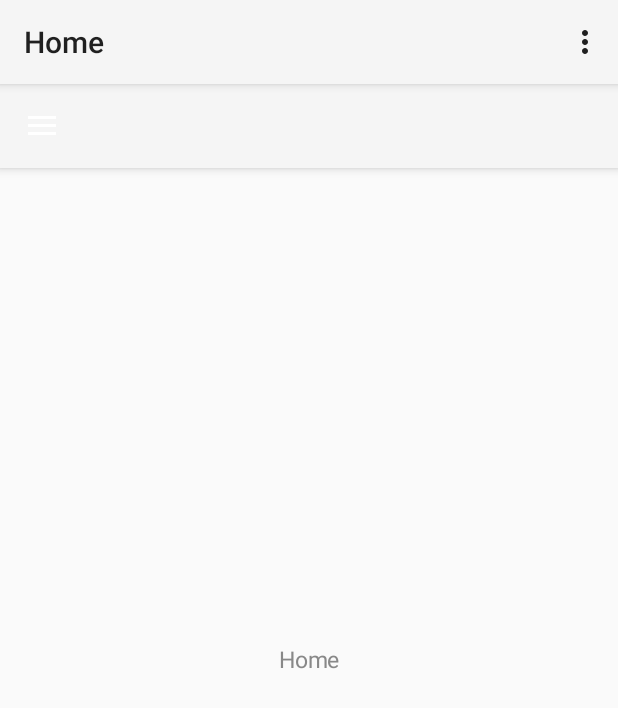
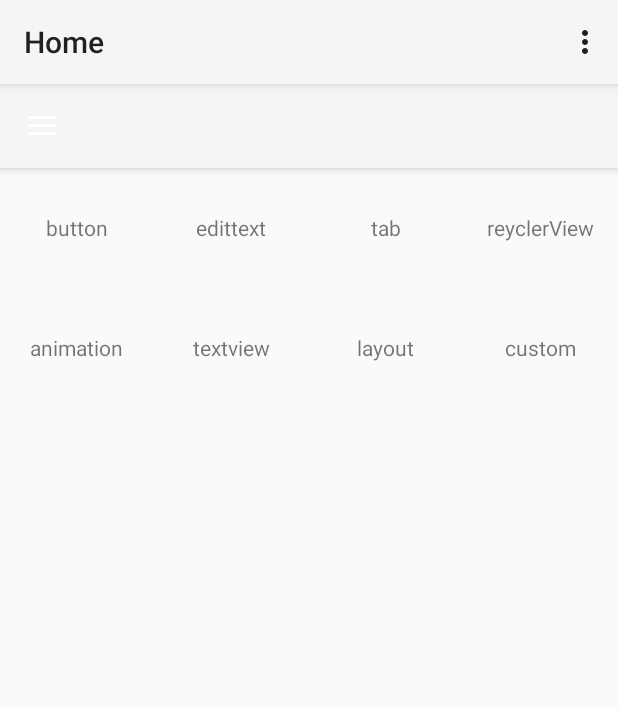
Before and after one commit to wangenyong/weytest, an Android app: the MainActivity screen opened directly, with no data from a screen before it, after a tap on "Home", on a phone screen of 412 x 824 dp. Shown: the top 708 px of the screen. Run offline under Robolectric (Android 15) with nearby library versions, the phone set to English and light mode, and no system bars; our stand-ins replace ButterKnife; 1 statement that could not run was skipped; 1 other tap on this screen came first.

Commit message:
实现基本的gridview。

```diff
--- a/app/src/main/java/com/wangenyong/weytest/MainActivity.java
+++ b/app/src/main/java/com/wangenyong/weytest/MainActivity.java
@@ -12,6 +12,9 @@ import android.support.v7.app.AppCompatActivity;
 import android.support.v7.widget.Toolbar;
 import android.view.Menu;
 import android.view.MenuItem;
+
+import com.wangenyong.weytest.fragments.MainFragment;
+import com.wangenyong.weytest.fragments.TestFragment;
 
 public class MainActivity extends AppCompatActivity {
 
@@ -92,6 +95,9 @@ public class MainActivity extends AppCompatActivity {
 
         Class fragmentClass;
         switch(menuItem.getItemId()) {
+            case R.id.nav_home:
+                fragment = MainFragment.newInstance("", "");
+                break;
             default:
                 fragment = TestFragment.newInstance(menuItem.getTitle().toString());
         }
--- /dev/null
+++ b/app/src/main/java/com/wangenyong/weytest/adapters/MainAdapter.java
@@ -0,0 +1,57 @@
+package com.wangenyong.weytest.adapters;
+
+import android.content.Context;
+import android.support.v7.widget.RecyclerView;
+import android.view.LayoutInflater;
+import android.view.View;
+import android.view.ViewGroup;
+import android.widget.TextView;
+
+import com.wangenyong.weytest.R;
+
+import java.util.List;
+
+/**
+ * Created by wangenyong on 15/7/10.
+ */
+public class MainAdapter extends RecyclerView.Adapter {
+    private Context context;
+    private List<String> stringList;
+
+    public MainAdapter(Context context, List<String> stringList) {
+        this.context = context;
+        this.stringList = stringList;
+    }
+
+    @Override
+    public RecyclerView.ViewHolder onCreateViewHolder(ViewGroup parent, int viewType) {
+        // create a new view
+        View itemLayoutView = LayoutInflater.from(parent.getContext()).inflate(R.layout.recycler_item_main, null);
+        // create ViewHolder
+        RecyclerView.ViewHolder viewHolder = new MainViewHolder(itemLayoutView);
+        return viewHolder;
+    }
+
+    @Override
+    public void onBindViewHolder(RecyclerView.ViewHolder viewHolder, int position) {
+        final String s = stringList.get(position);
+        MainViewHolder mainViewHolder = (MainViewHolder) viewHolder;
+        mainViewHolder.mainTitleTv.setText(s);
+    }
+
+    @Override
+    public int getItemCount() {
+        return stringList.size();
+    }
+
+    // inner class to hold a reference to each item of RecyclerView
+    public static class MainViewHolder extends RecyclerView.ViewHolder {
+        TextView mainTitleTv;
+
+
+        public MainViewHolder(View itemLayoutView) {
+            super(itemLayoutView);
+            mainTitleTv = (TextView) itemLayoutView.findViewById(R.id.tv_main_item);
+        }
+    }
+}
--- /dev/null
+++ b/app/src/main/java/com/wangenyong/weytest/fragments/MainFragment.java
@@ -0,0 +1,88 @@
+package com.wangenyong.weytest.fragments;
+
+
+import android.os.Bundle;
+import android.support.v4.app.Fragment;
+import android.support.v7.widget.GridLayoutManager;
+import android.support.v7.widget.RecyclerView;
+import android.view.LayoutInflater;
+import android.view.View;
+import android.view.ViewGroup;
+
+import com.wangenyong.weytest.R;
+import com.wangenyong.weytest.adapters.MainAdapter;
+
+import java.util.Arrays;
+import java.util.List;
+
+import butterknife.ButterKnife;
+import butterknife.InjectView;
+
+/**
+ * A simple {@link Fragment} subclass.
+ * Use the {@link MainFragment#newInstance} factory method to
+ * create an instance of this fragment.
+ */
+public class MainFragment extends Fragment {
+    // TODO: Rename parameter arguments, choose names that match
+    // the fragment initialization parameters, e.g. ARG_ITEM_NUMBER
+    private static final String ARG_PARAM1 = "param1";
+    private static final String ARG_PARAM2 = "param2";
+
+    @InjectView(R.id.recyclerview_home) RecyclerView homeRecyclerView;
+
+    // TODO: Rename and change types of parameters
+    private String mParam1;
+    private String mParam2;
+
+    private List<String> strings = Arrays.asList("button", "edittext", "tab", "reyclerView", "animation", "textview", "layout", "custom");
+
+
+    /**
+     * Use this factory method to create a new instance of
+     * this fragment using the provided parameters.
+     *
+     * @param param1 Parameter 1.
+     * @param param2 Parameter 2.
+     * @return A new instance of fragment MainFragment.
+     */
+    // TODO: Rename and change types and number of parameters
+    public static MainFragment newInstance(String param1, String param2) {
+        MainFragment fragment = new MainFragment();
+        Bundle args = new Bundle();
+        args.putString(ARG_PARAM1, param1);
+        args.putString(ARG_PARAM2, param2);
+        fragment.setArguments(args);
+        return fragment;
+    }
+
+    public MainFragment() {
+        // Required empty public constructor
+    }
+
+    @Override
+    public void onCreate(Bundle savedInstanceState) {
+        super.onCreate(savedInstanceState);
+        if (getArguments() != null) {
+            mParam1 = getArguments().getString(ARG_PARAM1);
+            mParam2 = getArguments().getString(ARG_PARAM2);
+        }
+    }
+
+    @Override
+    public View onCreateView(LayoutInflater inflater, ViewGroup container,
+                             Bundle savedInstanceState) {
+        // Inflate the layout for this fragment
+        View rootView = inflater.inflate(R.layout.fragment_main, container, false);
+        ButterKnife.inject(this, rootView);
+
+        homeRecyclerView.setHasFixedSize(true);
+        homeRecyclerView.setLayoutManager(new GridLayoutManager(getActivity(), 4));
+        MainAdapter mainAdapter = new MainAdapter(getActivity(), strings);
+        homeRecyclerView.setAdapter(mainAdapter);
+
+        return rootView;
+    }
+
+
+}
--- a/app/src/main/java/com/wangenyong/weytest/TestFragment.java
+++ b/app/src/main/java/com/wangenyong/weytest/fragments/TestFragment.java
@@ -1,4 +1,4 @@
-package com.wangenyong.weytest;
+package com.wangenyong.weytest.fragments;
 
 
 import android.graphics.Color;
--- a/app/src/main/res/layout/activity_main.xml
+++ b/app/src/main/res/layout/activity_main.xml
@@ -13,6 +13,12 @@
         android:layout_width="match_parent"
         android:layout_height="match_parent">
 
+        <FrameLayout
+            android:id="@+id/content_frame"
+            android:layout_width="match_parent"
+            android:layout_height="match_parent"
+            app:layout_behavior="@string/appbar_scrolling_view_behavior"/>
+
         <android.support.design.widget.AppBarLayout
             android:id="@+id/appbar"
             android:layout_width="match_parent"
@@ -27,11 +33,6 @@
                 app:popupTheme="@style/ThemeOverlay.AppCompat.Light"
                 app:layout_scrollFlags="scroll|enterAlways" />
         </android.support.design.widget.AppBarLayout>
-
-        <FrameLayout
-            android:id="@+id/content_frame"
-            android:layout_width="match_parent"
-            android:layout_height="match_parent" />
     </android.support.design.widget.CoordinatorLayout>
 
     <android.support.design.widget.NavigationView
--- /dev/null
+++ b/app/src/main/res/layout/fragment_main.xml
@@ -0,0 +1,12 @@
+<RelativeLayout xmlns:android="http://schemas.android.com/apk/res/android"
+    xmlns:tools="http://schemas.android.com/tools"
+    android:layout_width="match_parent"
+    android:layout_height="match_parent"
+    tools:context="com.wangenyong.weytest.fragments.MainFragment">
+
+    <android.support.v7.widget.RecyclerView
+        android:id="@+id/recyclerview_home"
+        android:layout_width="match_parent"
+        android:layout_height="wrap_content" />
+
+</RelativeLayout>
--- /dev/null
+++ b/app/src/main/res/layout/recycler_item_main.xml
@@ -0,0 +1,16 @@
+<?xml version="1.0" encoding="utf-8"?>
+<FrameLayout xmlns:android="http://schemas.android.com/apk/res/android"
+    android:layout_width="match_parent"
+    android:layout_height="match_parent">
+
+    <RelativeLayout
+        android:layout_width="match_parent"
+        android:layout_height="80dp">
+
+        <TextView
+            android:id="@+id/tv_main_item"
+            android:layout_width="wrap_content"
+            android:layout_height="wrap_content"
+            android:layout_centerInParent="true"/>
+    </RelativeLayout>
+</FrameLayout>
```
